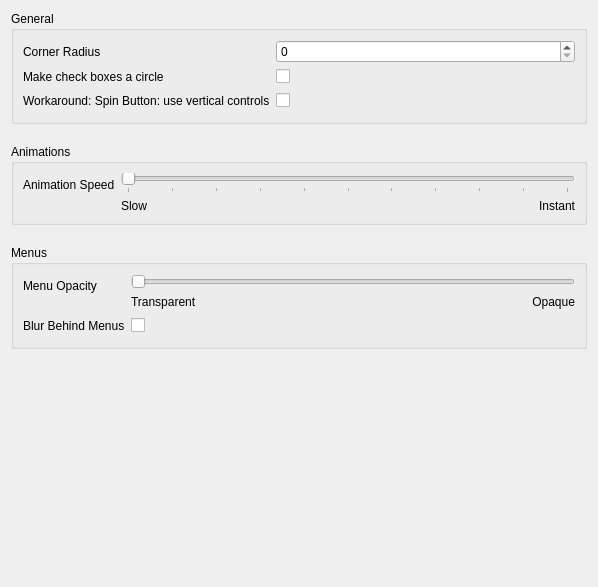
First picture: the form in src/settings/settings_app.ui, repository zalesyc/lilac, before the edit.
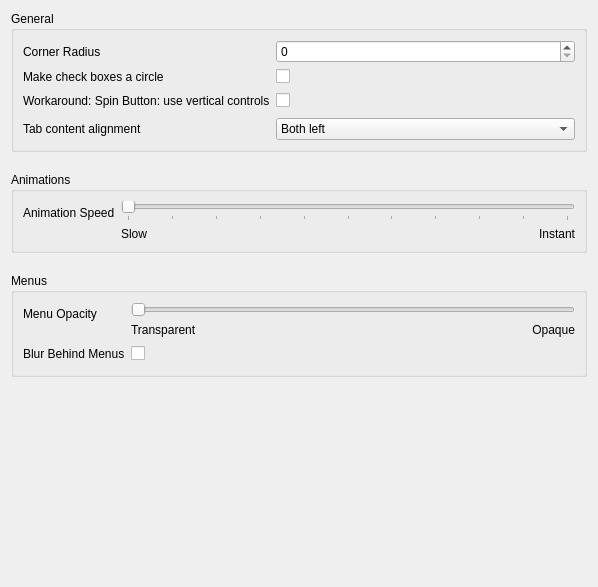
Second picture: the form after the edit. Icons and pictures are not drawn.

Commit message:
Make the tab contents centered and add an option to change this
Added an ooption to set how the contents of a tab are aligned,
the option are: Left, icon left and label center or Centered

The default is: centered
Previously the contents were always aligned left

What changed in the file:
```diff
--- a/src/settings/settings_app.ui
+++ b/src/settings/settings_app.ui
@@ -101,6 +101,32 @@
         </item>
        </layout>
       </item>
+      <item row="3" column="0">
+       <widget class="QLabel" name="label_6">
+        <property name="text">
+         <string>Tab content alignment</string>
+        </property>
+       </widget>
+      </item>
+      <item row="3" column="1">
+       <widget class="QComboBox" name="tabAlignmentComboBox">
+        <item>
+         <property name="text">
+          <string>Both left</string>
+         </property>
+        </item>
+        <item>
+         <property name="text">
+          <string>Icon left, text centered</string>
+         </property>
+        </item>
+        <item>
+         <property name="text">
+          <string>Both centered</string>
+         </property>
+        </item>
+       </widget>
+      </item>
      </layout>
     </widget>
    </item>
```
The commit also changes 6 other files.
